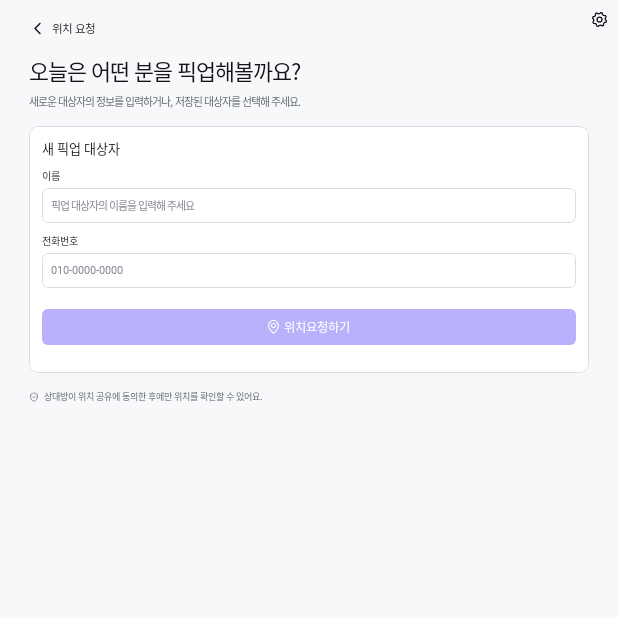
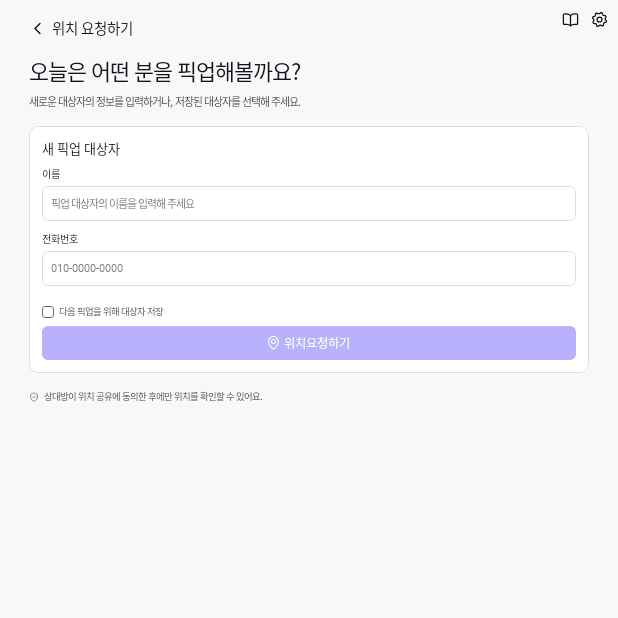
Before and after one commit to Team-PickMeUp/pickmeup-aaos, an Android app built with Jetpack Compose: the LocationRequestRoute screen opened through its navigation route, on a phone screen of 412 x 824 dp, the top half of it. Run offline under Robolectric (Android 15) with nearby library versions, the phone set to English and light mode, and no system bars; our stand-ins replace Dagger/Hilt's generated code; libraries missing offline, so code that uses them is left out: androidx.hilt.lifecycle; Roboto replaces fonts that are not available here.

Commit message:
✨ feat: 위치 요청 화면 대상자 저장 및 Figma 변경사항 반영 (#9)
## 작업 내용
- **대상자 저장**: "다음 픽업을 위해 대상자 저장" 체크박스 추가
  - 체크 후 위치 요청이 **성공하면** 저장 → 픽업 불러오기 화면에 표시
  - 저장 실패는 위치 요청 흐름을 막지 않음
  - Figma에 체크된 상태 디자인이 없어서 보라 배경 + 흰 체크로 표시
- **Figma 변경사항 반영** (`3 위치요청화면`)
  - 제목 "위치 요청" → "위치 요청하기" (32px → 40px)
  - 책(가이드) 아이콘 추가
  - 안내 문구·placeholder·하단 안내 색과 행간, 카드 안 간격(28 → 22px)
- 테스트용 픽업 대상자 저장소를 공용 파일로 분리 (`FakePickupTargetRepository`)

## 스크린샷
- 입력 → 저장 체크 → 공유 결과 / 픽업 불러오기에 저장된 대상자 표시 (앱 재시작 후에도 유지)
- (에뮬레이터 캡처 첨부 예정)
<img width="1698" height="394" alt="pr8_location_request"
src="https://github.com/user-attachments/assets/a32814ec-a342-4863-97f0-f281e6fa94a4"
/>
<img width="1700" height="592" alt="pr8_saved_target"
src="https://github.com/user-attachments/assets/199316a5-ce03-4b92-b10c-5f6883fa93bc"
/>


## 테스트 방법
1. 메인 → 위치 요청하기 → 이름·전화번호 입력 → "다음 픽업을 위해 대상자 저장" 체크 → 위치요청하기
2. 목적지로 설정하기 → 픽업 완료하기 → 메인
3. 픽업 불러오기 → 방금 입력한 대상자 카드 확인
4. 앱 강제 종료 후 다시 실행 → 픽업 불러오기에 그대로 있는지 확인

## 관련 이슈
Closes #8

## 체크리스트
- [x] 빌드 성공 (`./gradlew assembleDebug`)
- [x] 단위 테스트 통과 (`./gradlew testDebugUnitTest`) — 21개 (2개 추가)
- [x] 에뮬레이터에서 동작 확인
- [x] Figma 디자인과 일치 확인 (UI 변경 시)
- [x] 문구는 `strings.xml`에 추가

🤖 Generated with [Claude Code](https://claude.com/claude-code)

---------

Co-authored-by: Claude Opus 5.5 <noreply@anthropic.com>

```diff
--- a/app/src/main/java/com/example/pickmeup/navigation/PickMeUpNavHost.kt
+++ b/app/src/main/java/com/example/pickmeup/navigation/PickMeUpNavHost.kt
@@ -98,6 +98,7 @@ fun PickMeUpNavHost(
         composable<LocationRequestDestination> { entry ->
             LocationRequestRoute(
                 onBack = navController.backFrom(entry),
+                onAppGuideClick = { navController.navigateSingle(AppGuideDestination) },
                 onSettingsClick = { navController.navigateSingle(SettingsDestination) },
                 onResponseReceived = { navController.navigateSingle(ShareResultDestination) },
             )
--- a/app/src/main/java/com/example/pickmeup/ui/location/LocationRequestScreen.kt
+++ b/app/src/main/java/com/example/pickmeup/ui/location/LocationRequestScreen.kt
@@ -13,6 +13,7 @@ import androidx.compose.foundation.layout.height
 import androidx.compose.foundation.layout.padding
 import androidx.compose.foundation.layout.size
 import androidx.compose.foundation.rememberScrollState
+import androidx.compose.foundation.selection.toggleable
 import androidx.compose.foundation.shape.RoundedCornerShape
 import androidx.compose.foundation.text.BasicTextField
 import androidx.compose.foundation.text.KeyboardActions
@@ -44,6 +45,7 @@ import androidx.compose.ui.tooling.preview.Preview
 import androidx.hilt.lifecycle.viewmodel.compose.hiltViewModel
 import androidx.lifecycle.compose.collectAsStateWithLifecycle
 import com.example.pickmeup.R
+import com.example.pickmeup.ui.components.GuideButton
 import com.example.pickmeup.ui.components.SettingsButton
 import com.example.pickmeup.ui.design.ProvideDesignScale
 import com.example.pickmeup.ui.design.px
@@ -51,25 +53,16 @@ import com.example.pickmeup.ui.design.pxSp
 import com.example.pickmeup.ui.theme.PickMeUpColors
 import com.example.pickmeup.ui.theme.astaStyle
 
-private val TextSub = Color(0xFF646771)
-private val Placeholder = Color(0xFF858894)
+private val TextStrong = Color(0xD6131417)   // rgba(19,20,23,0.84)
+private val Placeholder = Color(0xA3131417)  // rgba(19,20,23,0.64)
 private val InputBorder = Color(0xFFDADCE3)
 private val ButtonEnabled = Color(0xFF5A46FA)
 private val ButtonDisabled = Color(0xFFB9B1FC)
 
-/**
- * 위치 요청 화면 (Figma node 18:22356 "위치요청화면").
- *
- * - 이름: 공백이 아닌 값 필수
- * - 전화번호: 숫자 키패드, 자동 하이픈, 국내 휴대전화 형식일 때만 유효
- * - 둘 다 유효할 때만 "위치요청하기" 활성 (Figma 컴포넌트 State=Enabled/Disabled 설명 기준)
- *
- * Figma에서 숨김 처리된 "저장된 픽업 대상자" 목록과 "다음 픽업 대상자 저장" 체크박스,
- * 기획용 번호(1, 2)는 구현하지 않았습니다.
- */
 @Composable
 fun LocationRequestRoute(
     onBack: () -> Unit,
+    onAppGuideClick: () -> Unit,
     onSettingsClick: () -> Unit,
     onResponseReceived: () -> Unit,
     viewModel: LocationRequestViewModel = hiltViewModel(),
@@ -87,19 +80,33 @@ fun LocationRequestRoute(
         uiState = uiState,
         onNameChange = viewModel::onNameChange,
         onPhoneChange = viewModel::onPhoneChange,
+        onSaveForNextChange = viewModel::onSaveForNextChange,
         onRequestLocation = viewModel::requestLocation,
         onBack = onBack,
+        onAppGuideClick = onAppGuideClick,
         onSettingsClick = onSettingsClick,
     )
 }
 
+/**
+ * 위치 요청 화면 (Figma node 18:22356 "3 위치요청화면").
+ *
+ * - 이름: 공백이 아닌 값 필수
+ * - 전화번호: 숫자 키패드, 자동 하이픈, 국내 휴대전화 형식일 때만 유효
+ * - 둘 다 유효할 때만 "위치요청하기" 활성 (Figma 컴포넌트 State=Enabled/Disabled 설명 기준)
+ * - "다음 픽업을 위해 대상자 저장" 체크 시 요청 성공 후 대상자 저장 → 픽업 불러오기에 표시
+ *
+ * Figma에서 숨김 처리된 "저장된 픽업 대상자" 목록과 기획용 번호는 구현하지 않았습니다.
+ */
 @Composable
 fun LocationRequestScreen(
     uiState: LocationRequestUiState,
     onNameChange: (String) -> Unit,
     onPhoneChange: (String) -> Unit,
+    onSaveForNextChange: (Boolean) -> Unit,
     onRequestLocation: () -> Unit,
     onBack: () -> Unit,
+    onAppGuideClick: () -> Unit,
     onSettingsClick: () -> Unit,
     modifier: Modifier = Modifier,
 ) {
@@ -138,7 +145,7 @@ fun LocationRequestScreen(
                     )
                     Text(
                         text = stringResource(R.string.location_request_title),
-                        style = astaStyle(32.pxSp, FontWeight.SemiBold, PickMeUpColors.TextPrimary),
+                        style = astaStyle(40.pxSp, FontWeight.SemiBold, PickMeUpColors.TextPrimary, 1f),
                     )
                 }
 
@@ -150,7 +157,7 @@ fun LocationRequestScreen(
                     )
                     Text(
                         text = stringResource(R.string.location_request_guide),
-                        style = astaStyle(30.pxSp, FontWeight.Normal, TextSub, 44f / 30f),
+                        style = astaStyle(30.pxSp, FontWeight.Normal, TextStrong, 38f / 30f),
                     )
                 }
 
@@ -164,11 +171,11 @@ fun LocationRequestScreen(
                         .background(Color.White)
                         .border(1.px, InputBorder, cardShape)
                         .padding(36.px),
-                    verticalArrangement = Arrangement.spacedBy(28.px),
+                    verticalArrangement = Arrangement.spacedBy(22.px),
                 ) {
                     Text(
                         text = stringResource(R.string.location_request_new_target),
-                        style = astaStyle(36.pxSp, FontWeight.Bold, PickMeUpColors.TextPrimary),
+                        style = astaStyle(36.pxSp, FontWeight.Bold, PickMeUpColors.TextPrimary, 44f / 36f),
                     )
                     Column(
                         Modifier.height(360.px),
@@ -202,6 +209,10 @@ fun LocationRequestScreen(
                             ),
                         )
                     }
+                    SaveForNextCheckbox(
+                        checked = uiState.saveForNext,
+                        onCheckedChange = onSaveForNextChange,
+                    )
                     RequestLocationButton(
                         enabled = uiState.canRequest,
                         onClick = {
@@ -225,11 +236,17 @@ fun LocationRequestScreen(
                     )
                     Text(
                         text = stringResource(R.string.location_request_privacy_notice),
-                        style = astaStyle(25.pxSp, FontWeight.Normal, TextSub),
+                        style = astaStyle(26.pxSp, FontWeight.Normal, TextStrong, 34f / 26f),
                     )
                 }
             }
 
+            GuideButton(
+                onClick = onAppGuideClick,
+                modifier = Modifier
+                    .align(Alignment.TopEnd)
+                    .padding(top = 23.px, end = 101.px),
+            )
             SettingsButton(
                 onClick = onSettingsClick,
                 modifier = Modifier
@@ -249,11 +266,11 @@ private fun LabeledInput(
     keyboardOptions: KeyboardOptions,
     keyboardActions: KeyboardActions,
 ) {
-    val inputStyle: TextStyle = astaStyle(30.pxSp, FontWeight.Normal, PickMeUpColors.TextPrimary)
+    val inputStyle: TextStyle = astaStyle(30.pxSp, FontWeight.Normal, PickMeUpColors.TextPrimary, 38f / 30f)
     Column(verticalArrangement = Arrangement.spacedBy(14.px)) {
         Text(
             text = label,
-            style = astaStyle(28.pxSp, FontWeight.SemiBold, PickMeUpColors.TextPrimary),
+            style = astaStyle(28.pxSp, FontWeight.SemiBold, PickMeUpColors.TextPrimary, 36f / 28f),
         )
         val shape = RoundedCornerShape(16.px)
         BasicTextField(
@@ -282,6 +299,45 @@ private fun LabeledInput(
                     innerTextField()
                 }
             },
+        )
+    }
+}
+
+/**
+ * "다음 픽업을 위해 대상자 저장" (Figma 18:22388): 32px 체크박스 + 26px 문구, 줄 전체 탭 가능.
+ * Figma 에는 체크 안 된 상태만 있어서, 체크 상태는 버튼 색(보라) + 흰 체크로 표시
+ */
+@Composable
+private fun SaveForNextCheckbox(checked: Boolean, onCheckedChange: (Boolean) -> Unit) {
+    val shape = RoundedCornerShape(8.px)
+    Row(
+        Modifier
+            .fillMaxWidth()
+            .height(36.px)
+            .toggleable(value = checked, role = Role.Checkbox, onValueChange = onCheckedChange),
+        horizontalArrangement = Arrangement.spacedBy(14.px),
+        verticalAlignment = Alignment.CenterVertically,
+    ) {
+        Box(
+            Modifier
+                .size(32.px)
+                .clip(shape)
+                .background(if (checked) ButtonEnabled else Color.White)
+                .then(if (checked) Modifier else Modifier.border(1.5.px, Placeholder, shape)),
+            contentAlignment = Alignment.Center,
+        ) {
+            if (checked) {
+                Icon(
+                    painter = painterResource(R.drawable.ic_check),
+                    contentDescription = null,
+                    tint = Color.White,
+                    modifier = Modifier.size(22.px),
+                )
+            }
+        }
+        Text(
+            text = stringResource(R.string.location_request_save_for_next),
+            style = astaStyle(26.pxSp, FontWeight.Normal, TextStrong, 34f / 26f),
         )
     }
 }
@@ -318,7 +374,7 @@ private fun RequestLocationButton(enabled: Boolean, onClick: () -> Unit) {
 private fun LocationRequestScreenPreview() {
     LocationRequestScreen(
         uiState = LocationRequestUiState(name = "홍길동", phoneDigits = "01012345678"),
-        onNameChange = {}, onPhoneChange = {}, onRequestLocation = {},
-        onBack = {}, onSettingsClick = {},
+        onNameChange = {}, onPhoneChange = {}, onSaveForNextChange = {}, onRequestLocation = {},
+        onBack = {}, onAppGuideClick = {}, onSettingsClick = {},
     )
 }
--- a/app/src/main/java/com/example/pickmeup/ui/location/LocationRequestViewModel.kt
+++ b/app/src/main/java/com/example/pickmeup/ui/location/LocationRequestViewModel.kt
@@ -4,6 +4,7 @@ import androidx.lifecycle.SavedStateHandle
 import androidx.lifecycle.ViewModel
 import androidx.lifecycle.viewModelScope
 import com.example.pickmeup.data.pickup.PickupRepository
+import com.example.pickmeup.data.target.PickupTargetRepository
 import dagger.hilt.android.lifecycle.HiltViewModel
 import kotlinx.coroutines.channels.Channel
 import kotlinx.coroutines.flow.Flow
@@ -20,6 +21,8 @@ data class LocationRequestUiState(
     val name: String = "",
     /** 숫자만 저장 (화면에는 하이픈 넣어서 표시) */
     val phoneDigits: String = "",
+    /** "다음 픽업을 위해 대상자 저장" 체크 여부 */
+    val saveForNext: Boolean = false,
     /** 요청 중에는 버튼을 막아 중복 요청 방지 */
     val isRequesting: Boolean = false,
 ) {
@@ -39,6 +42,7 @@ sealed interface LocationRequestEvent {
 class LocationRequestViewModel @Inject constructor(
     private val savedStateHandle: SavedStateHandle,
     private val pickupRepository: PickupRepository,
+    private val targetRepository: PickupTargetRepository,
 ) : ViewModel() {
 
     private val isRequesting = MutableStateFlow(false)
@@ -47,9 +51,10 @@ class LocationRequestViewModel @Inject constructor(
     val uiState: StateFlow<LocationRequestUiState> = combine(
         savedStateHandle.getStateFlow(KEY_NAME, ""),
         savedStateHandle.getStateFlow(KEY_PHONE, ""),
+        savedStateHandle.getStateFlow(KEY_SAVE, false),
         isRequesting,
-    ) { name, phone, requesting ->
-        LocationRequestUiState(name, phone, requesting)
+    ) { name, phone, save, requesting ->
+        LocationRequestUiState(name, phone, save, requesting)
     }.stateIn(viewModelScope, SharingStarted.Eagerly, LocationRequestUiState())
 
     private val _events = Channel<LocationRequestEvent>(Channel.BUFFERED)
@@ -63,6 +68,10 @@ class LocationRequestViewModel @Inject constructor(
         savedStateHandle[KEY_PHONE] = PhoneNumber.digitsOf(input)
     }
 
+    fun onSaveForNextChange(checked: Boolean) {
+        savedStateHandle[KEY_SAVE] = checked
+    }
+
     fun requestLocation() {
         val name = savedStateHandle.get<String>(KEY_NAME).orEmpty().trim()
         val phone = savedStateHandle.get<String>(KEY_PHONE).orEmpty()
@@ -71,7 +80,13 @@ class LocationRequestViewModel @Inject constructor(
         viewModelScope.launch {
             isRequesting.value = true
             pickupRepository.requestLocationShare(name, phone)
-                .onSuccess { _events.send(LocationRequestEvent.ResponseReceived) }
+                .onSuccess {
+                    if (savedStateHandle.get<Boolean>(KEY_SAVE) == true) {
+                        // 저장 실패는 위치 요청 흐름을 막지 않음 (다음에 다시 저장하면 됨)
+                        targetRepository.save(name, phone)
+                    }
+                    _events.send(LocationRequestEvent.ResponseReceived)
+                }
                 .onFailure { _events.send(LocationRequestEvent.RequestFailed(it)) }
             isRequesting.value = false
         }
@@ -80,5 +95,6 @@ class LocationRequestViewModel @Inject constructor(
     private companion object {
         const val KEY_NAME = "name"
         const val KEY_PHONE = "phoneDigits"
+        const val KEY_SAVE = "saveForNext"
     }
 }
--- a/app/src/main/res/values/strings.xml
+++ b/app/src/main/res/values/strings.xml
@@ -49,13 +49,14 @@
     <string name="pickup_targets_manual_desc">새 대상자 정보 입력</string>
     <string name="pickup_targets_view_all">전체 프로필 보기 · 관리 &gt;</string>
     <!-- 위치 요청 화면 -->
-    <string name="location_request_title">위치 요청</string>
+    <string name="location_request_title">위치 요청하기</string>
     <string name="location_request_guide">새로운 대상자의 정보를 입력하거나, 저장된 대상자를 선택해 주세요.</string>
     <string name="location_request_new_target">새 픽업 대상자</string>
     <string name="location_request_name_label">이름</string>
     <string name="location_request_name_hint">픽업 대상자의 이름을 입력해 주세요</string>
     <string name="location_request_phone_label">전화번호</string>
     <string name="location_request_phone_hint">010-0000-0000</string>
+    <string name="location_request_save_for_next">다음 픽업을 위해 대상자 저장</string>
     <string name="location_request_button">위치요청하기</string>
     <string name="location_request_privacy_notice">상대방이 위치 공유에 동의한 후에만 위치를 확인할 수 있어요.</string>
     <!-- 위치 공유 결과: 경유지 / 목적지 선택 (Figma 130:11560 허용, 133:12536 미허용) -->
```
Also changed, not shown: 3 other files.
